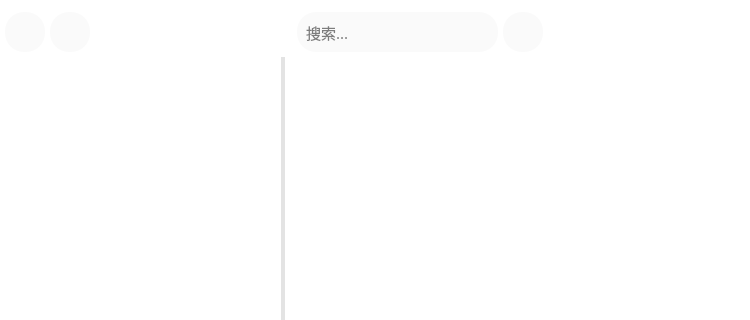
Before: the Qt Designer form src/mainwidget.ui in LeftStudio/mozi, drawn with Qt 5; both pictures show x 0 to 750 and y 0 to 320 of the 750 by 530 pixel window.
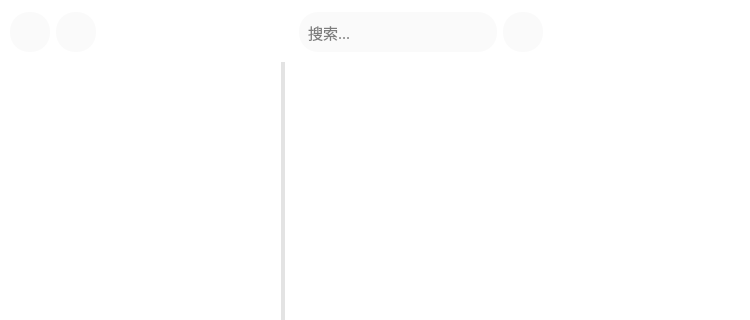
After: the same form once the commit is applied. The open tabs and pages were chosen to show the change. Icons and pictures are not drawn. Custom widgets are drawn as their Qt base class.

```diff
--- a/src/mainwidget.ui
+++ b/src/mainwidget.ui
@@ -645,6 +645,18 @@
        </item>
        <item>
         <layout class="QHBoxLayout" name="horizontalLayout_4">
+         <property name="spacing">
+          <number>6</number>
+         </property>
+         <property name="leftMargin">
+          <number>5</number>
+         </property>
+         <property name="rightMargin">
+          <number>5</number>
+         </property>
+         <property name="bottomMargin">
+          <number>5</number>
+         </property>
          <item>
           <widget class="QPushButton" name="returnBtn">
            <property name="minimumSize">
```
Left out of the diff: 6 changed lines with no effect on the pictures.
